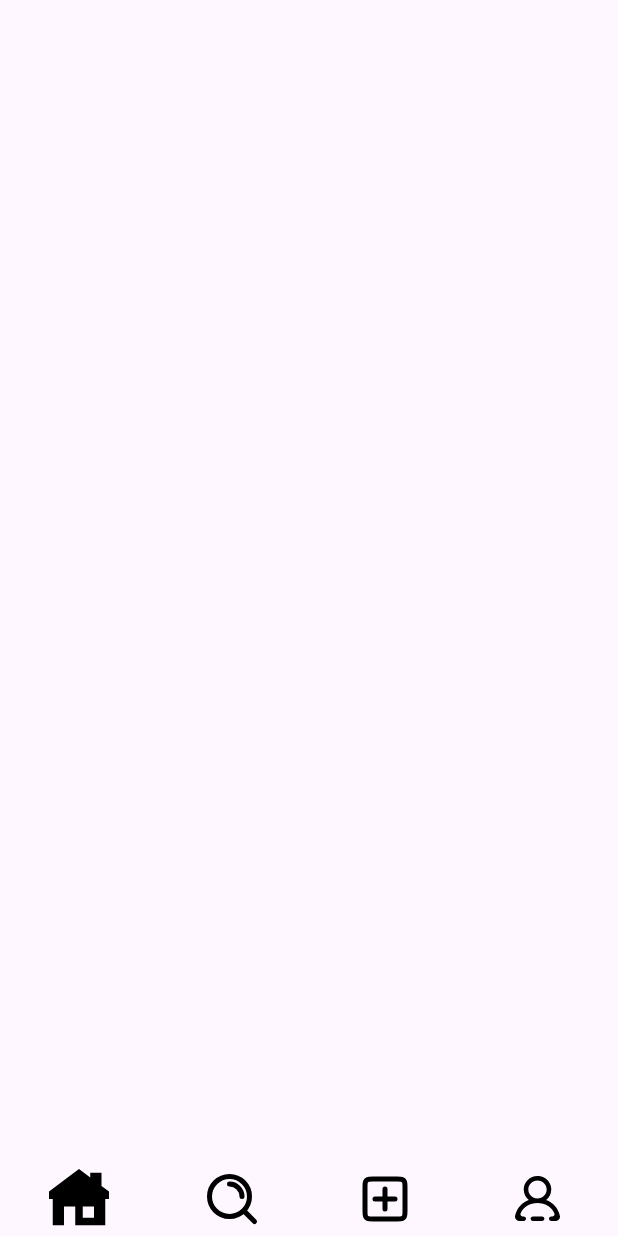
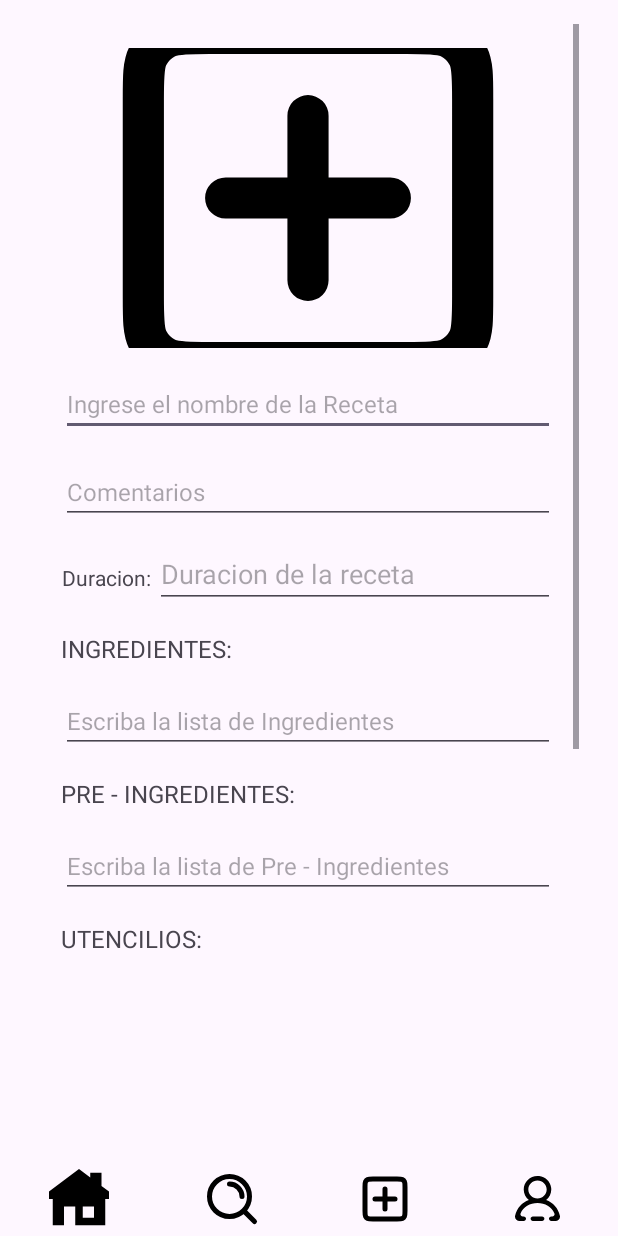
Before and after one commit to beidou2023/RecetasCocina, an Android app: the layout activity_crear_receta.xml on its own in the app's theme, with its tools: preview values and no code run, on a phone screen of 412 x 824 dp. Run offline under Robolectric (Android 15) with nearby library versions, the phone set to English and light mode, and no system bars.

Commit message:
agregacion de metodos a la barra inferior

```diff
--- a/app/src/main/java/com/example/recetascocina/MainActivity.java
+++ b/app/src/main/java/com/example/recetascocina/MainActivity.java
@@ -1,5 +1,6 @@
 package com.example.recetascocina;
 
+import android.content.Intent;
 import android.os.Bundle;
 
 import androidx.activity.EdgeToEdge;
@@ -20,5 +21,7 @@ public class MainActivity extends AppCompatActivity {
             v.setPadding(systemBars.left, systemBars.top, systemBars.right, systemBars.bottom);
             return insets;
         });
+        Intent it=new Intent(getApplicationContext(), Login.class);
+        startActivity(it);
     }
 }
--- a/app/src/main/res/layout/activity_crear_receta.xml
+++ b/app/src/main/res/layout/activity_crear_receta.xml
@@ -22,42 +22,66 @@
             android:id="@+id/imageViewIcon1"
             android:layout_width="0dp"
             android:layout_height="match_parent"
+            android:layout_gravity="center"
             android:layout_weight="1"
-            android:layout_gravity="center"
-            android:src="@drawable/home_1_svgrepo_com"
+            android:adjustViewBounds="true"
+            android:contentDescription="Icon description"
+            android:onClick="goHome"
             android:scaleType="centerInside"
-            android:adjustViewBounds="true"
-            android:contentDescription="Icon description" />
+            android:src="@drawable/home_1_svgrepo_com" />
 
         <ImageView
             android:id="@+id/imageViewIcon2"
             android:layout_width="0dp"
             android:layout_height="match_parent"
+            android:layout_gravity="center"
             android:layout_weight="1"
-            android:layout_gravity="center"
-            android:src="@drawable/search_alt_2_svgrepo_com"
+            android:adjustViewBounds="true"
+            android:contentDescription="Icon description"
+            android:onClick="goBusqueda"
             android:scaleType="centerInside"
-            android:adjustViewBounds="true"
-            android:contentDescription="Icon description" />
+            android:src="@drawable/search_alt_2_svgrepo_com" />
+
         <ImageView
             android:id="@+id/imageViewIcon3"
             android:layout_width="0dp"
             android:layout_height="match_parent"
+            android:layout_gravity="center"
             android:layout_weight="1"
-            android:layout_gravity="center"
-            android:src="@drawable/add_plus_square_svgrepo_com"
+            android:adjustViewBounds="true"
+            android:contentDescription="Icon description"
+            android:onClick="goCrearReceta"
             android:scaleType="centerInside"
-            android:adjustViewBounds="true"
-            android:contentDescription="Icon description" />
+            android:src="@drawable/add_plus_square_svgrepo_com" />
+
         <ImageView
             android:id="@+id/imageViewIcon4"
             android:layout_width="0dp"
             android:layout_height="match_parent"
+            android:layout_gravity="center"
             android:layout_weight="1"
-            android:layout_gravity="center"
-            android:src="@drawable/profile_round_1346_svgrepo_com"
+            android:adjustViewBounds="true"
+            android:contentDescription="Icon description"
+            android:onClick="goPFavoritos"
             android:scaleType="centerInside"
-            android:adjustViewBounds="true"
-            android:contentDescription="Icon description" />
+            android:src="@drawable/profile_round_1346_svgrepo_com" />
     </LinearLayout>
+
+    <androidx.constraintlayout.widget.ConstraintLayout
+        android:layout_width="361dp"
+        android:layout_height="649dp"
+        android:layout_marginTop="16dp"
+        app:layout_constraintEnd_toEndOf="parent"
+        app:layout_constraintHorizontal_bias="0.488"
+        app:layout_constraintStart_toStartOf="parent"
+        app:layout_constraintTop_toTopOf="parent">
+
+        <include
+            android:id="@+id/included_scroll_view"
+            layout="@layout/scroll_crear_receta"
+            app:layout_constraintBottom_toBottomOf="parent"
+            app:layout_constraintEnd_toEndOf="parent"
+            app:layout_constraintStart_toStartOf="parent"
+            app:layout_constraintTop_toTopOf="parent" />
+    </androidx.constraintlayout.widget.ConstraintLayout>
 </androidx.constraintlayout.widget.ConstraintLayout>
--- a/app/src/main/res/layout/scroll_crear_receta.xml
+++ b/app/src/main/res/layout/scroll_crear_receta.xml
@@ -15,7 +15,7 @@
         <ImageView
             android:layout_width="match_parent"
             android:layout_height="200dp"
-            android:src="@drawable/sample"
+            android:src="@drawable/add_plus_square_svgrepo_com"
             android:scaleType="centerCrop" />
 
         <EditText
--- a/app/src/main/res/layout/scroll_receta.xml
+++ b/app/src/main/res/layout/scroll_receta.xml
@@ -18,13 +18,13 @@
             android:layout_height="20dp"
             android:text="atras"/>
 
+        <!-- Texto 1 -->
         <ImageView
             android:layout_width="match_parent"
             android:layout_height="200dp"
-            android:src="@drawable/sample"
-            android:scaleType="centerCrop" />
+            android:scaleType="centerCrop"
+            android:src="@drawable/add_plus_square_svgrepo_com"/>
 
-        <!-- Texto 1 -->
         <TextView
             android:id="@+id/txv_nombreReceta"
             android:layout_width="wrap_content"
```
Also changed, not shown: app/src/main/java/com/example/recetascocina/BusquedaRes.java (+20 -0 lines), app/src/main/java/com/example/recetascocina/Home.java (+19 -0 lines), app/src/main/java/com/example/recetascocina/Login.java (+24 -0 lines), app/src/main/java/com/example/recetascocina/PFavoritos.java (+22 -0 lines), app/src/main/java/com/example/recetascocina/PRecetas.java (+22 -0 lines), app/src/main/java/com/example/recetascocina/Receta.java (+20 -0 lines), app/src/main/res/layout/activity_busqueda_res.xml (+22 -16 lines), app/src/main/res/layout/activity_home.xml (+22 -16 lines), app/src/main/res/layout/activity_login.xml (+5 -4 lines), app/src/main/res/layout/activity_pfavoritos.xml (+22 -16 lines), app/src/main/res/layout/activity_precetas.xml (+22 -16 lines), app/src/main/res/layout/activity_receta.xml (+22 -16 lines).
